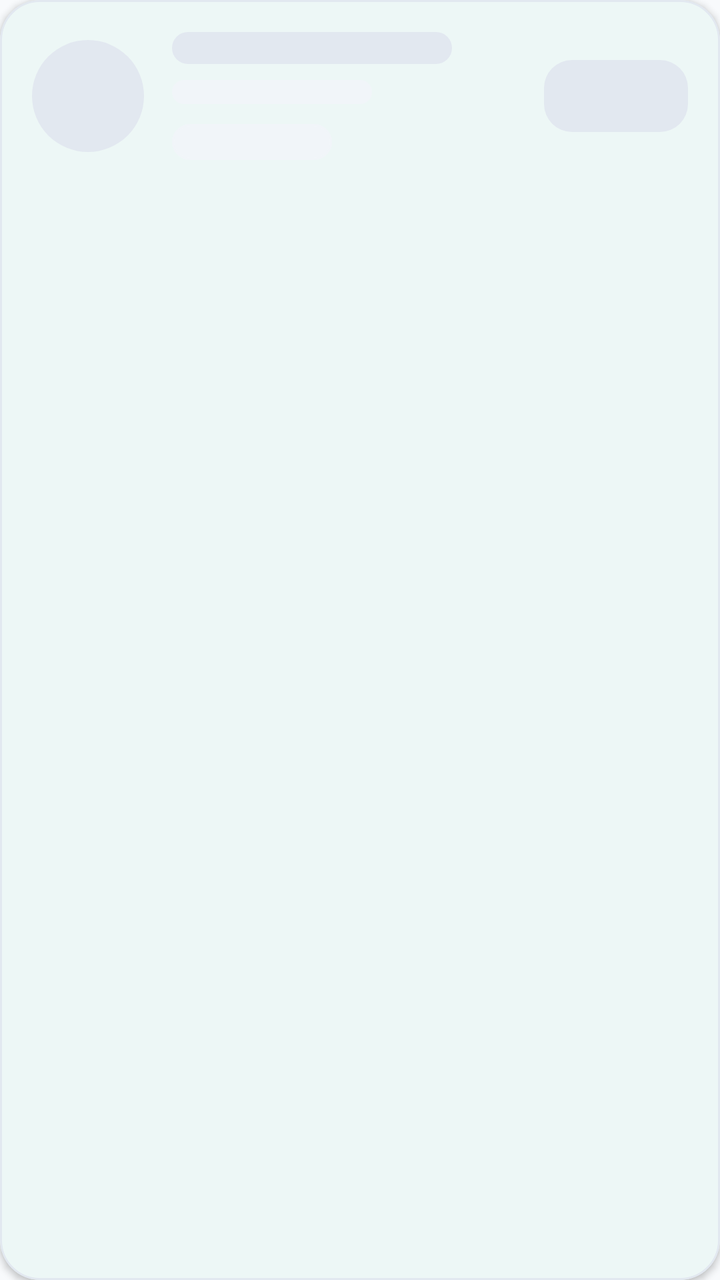
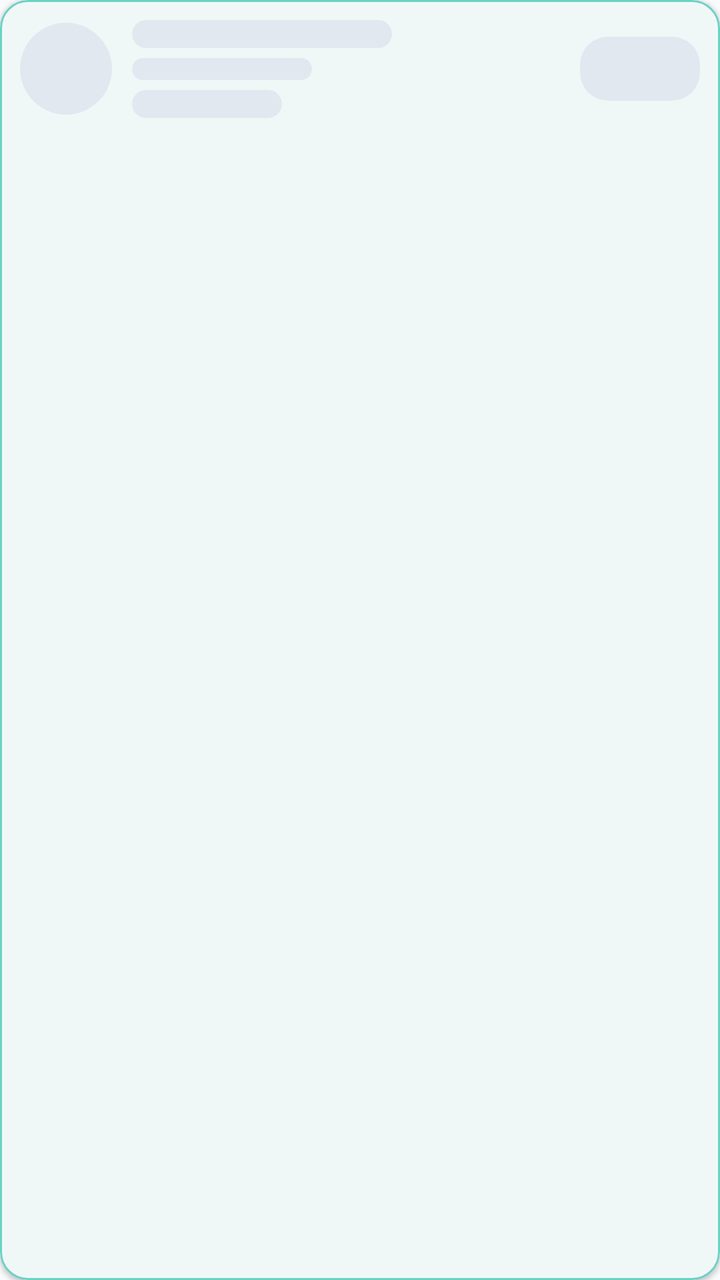

Two renders of the same Android screen: before a commit and after it. Below are the layout's source before the change and the commit's diff.
<!-- AndroidManifest.xml: application theme Theme.MedicalClinic -->
<!-- res/layout/item_shimmer_doctor_card.xml -->
<?xml version="1.0" encoding="utf-8"?>
<com.google.android.material.card.MaterialCardView
    xmlns:android="http://schemas.android.com/apk/res/android"
    xmlns:app="http://schemas.android.com/apk/res-auto"
    android:layout_width="match_parent"
    android:layout_height="wrap_content"
    android:layout_marginTop="8dp"
    android:layout_marginBottom="10dp"
    app:cardCornerRadius="20dp"
    app:cardElevation="2dp"
    app:strokeWidth="1dp"
    app:strokeColor="#E2E8F0"
    app:cardBackgroundColor="#FFFFFF">

    <LinearLayout
        android:layout_width="match_parent"
        android:layout_height="wrap_content"
        android:orientation="horizontal"
        android:gravity="center_vertical"
        android:padding="16dp">

        
        <View
            android:layout_width="56dp"
            android:layout_height="56dp"
            android:background="@drawable/bg_circle_primary"
            android:backgroundTint="#E2E8F0" />

        
        <LinearLayout
            android:layout_width="0dp"
            android:layout_height="wrap_content"
            android:layout_weight="1"
            android:orientation="vertical"
            android:paddingStart="14dp"
            android:paddingEnd="14dp">

            
            <View
                android:layout_width="140dp"
                android:layout_height="16dp"
                android:background="@drawable/bg_tab_pill_active"
                android:backgroundTint="#E2E8F0" />

            
            <View
                android:layout_width="100dp"
                android:layout_height="12dp"
                android:layout_marginTop="8dp"
                android:background="@drawable/bg_tab_pill_active"
                android:backgroundTint="#F1F5F9" />

            
            <View
                android:layout_width="80dp"
                android:layout_height="18dp"
                android:layout_marginTop="10dp"
                android:background="@drawable/bg_pill_queue_number"
                android:backgroundTint="#F1F5F9" />
        </LinearLayout>

        
        <View
            android:layout_width="72dp"
            android:layout_height="36dp"
            android:background="@drawable/bg_btn_book_teal"
            android:backgroundTint="#E2E8F0" />
    </LinearLayout>
</com.google.android.material.card.MaterialCardView>
<!-- resources referenced by this layout -->
<resources>
  <!-- drawable bg_btn_book_teal (drawable) -->
  <?xml version="1.0" encoding="utf-8"?>
  <shape xmlns:android="http://schemas.android.com/apk/res/android"
      android:shape="rectangle">
      <corners android:radius="14dp" />
      <gradient
          android:type="linear"
          android:angle="45"
          android:startColor="#0D9488"
          android:endColor="#0F766E" />
  </shape>
  <!-- drawable bg_circle_primary (drawable) -->
  <?xml version="1.0" encoding="utf-8"?>
  <shape xmlns:android="http://schemas.android.com/apk/res/android"
      android:shape="oval">
      <gradient
          android:type="linear"
          android:angle="135"
          android:startColor="#0EA5E9"
          android:endColor="#3B82F6" />
  </shape>
  <!-- drawable bg_pill_queue_number (drawable) -->
  <?xml version="1.0" encoding="utf-8"?>
  <shape xmlns:android="http://schemas.android.com/apk/res/android"
      android:shape="rectangle">
      <corners android:radius="14dp" />
      <solid android:color="#F0FDF4" />
      <stroke
          android:width="1dp"
          android:color="#BBF7D0" />
  </shape>
  <!-- drawable bg_tab_pill_active (drawable) -->
  <?xml version="1.0" encoding="utf-8"?>
  <shape xmlns:android="http://schemas.android.com/apk/res/android"
      android:shape="rectangle">
      <gradient
          android:type="linear"
          android:angle="135"
          android:startColor="@color/brand_primary"
          android:endColor="@color/brand_accent" />
      <corners android:radius="100dp" />
  </shape>
  <color name="brand_primary">#0D9488</color>
  <color name="brand_accent">#0284C7</color>
  <color name="brand_primary_soft">#E6FBF9</color>
  <color name="brand_primary_dark">#0F766E</color>
  <color name="brand_secondary">#10B981</color>
  <color name="brand_secondary_soft">#ECFDF5</color>
  <color name="brand_secondary_dark">#059669</color>
  <color name="brand_danger">#EF4444</color>
  <color name="surface_dark">#F8FAFC</color>
  <color name="on_surface_dark">#0F172A</color>
  <color name="surface_dark_elevated">#FFFFFF</color>
  <color name="surface_deep">#F1F5F9</color>
  <color name="on_surface_dark_secondary">#334155</color>
  <color name="divider">#E2E8F0</color>
  <style name="Animation.MedicalClinic.Activity" parent="@android:style/Animation.Activity">
          <item name="android:activityOpenEnterAnimation">@anim/activity_enter</item>
          <item name="android:activityOpenExitAnimation">@anim/activity_exit</item>
          <item name="android:activityCloseEnterAnimation">@anim/activity_pop_enter</item>
          <item name="android:activityCloseExitAnimation">@anim/activity_pop_exit</item>
      </style>
  <!-- unchanged entries left out for length: 1 -->
</resources>

<!-- the commit's change to res/layout/item_shimmer_doctor_card.xml (unified diff, before → after) -->
@@ -4,27 +4,27 @@
     xmlns:app="http://schemas.android.com/apk/res-auto"
     android:layout_width="match_parent"
     android:layout_height="wrap_content"
-    android:layout_marginTop="8dp"
-    android:layout_marginBottom="10dp"
-    app:cardCornerRadius="20dp"
-    app:cardElevation="2dp"
+    android:layout_marginTop="3dp"
+    android:layout_marginBottom="4dp"
+    app:cardCornerRadius="14dp"
+    app:cardElevation="1.5dp"
     app:strokeWidth="1dp"
-    app:strokeColor="#E2E8F0"
-    app:cardBackgroundColor="#FFFFFF">
+    app:strokeColor="@color/brand_stroke_alpha"
+    app:cardBackgroundColor="@color/surface_dark_elevated">
 
     <LinearLayout
         android:layout_width="match_parent"
         android:layout_height="wrap_content"
         android:orientation="horizontal"
         android:gravity="center_vertical"
-        android:padding="16dp">
+        android:padding="10dp">
 
         
         <View
-            android:layout_width="56dp"
-            android:layout_height="56dp"
+            android:layout_width="46dp"
+            android:layout_height="46dp"
             android:background="@drawable/bg_circle_primary"
-            android:backgroundTint="#E2E8F0" />
+            android:backgroundTint="@color/shimmer_element" />
 
         
         <LinearLayout
@@ -32,38 +32,38 @@
             android:layout_height="wrap_content"
             android:layout_weight="1"
             android:orientation="vertical"
-            android:paddingStart="14dp"
-            android:paddingEnd="14dp">
+            android:paddingStart="10dp"
+            android:paddingEnd="8dp">
 
             
             <View
-                android:layout_width="140dp"
-                android:layout_height="16dp"
+                android:layout_width="130dp"
+                android:layout_height="14dp"
                 android:background="@drawable/bg_tab_pill_active"
-                android:backgroundTint="#E2E8F0" />
+                android:backgroundTint="@color/shimmer_element" />
 
             
             <View
-                android:layout_width="100dp"
-                android:layout_height="12dp"
-                android:layout_marginTop="8dp"
+                android:layout_width="90dp"
+                android:layout_height="11dp"
+                android:layout_marginTop="5dp"
                 android:background="@drawable/bg_tab_pill_active"
-                android:backgroundTint="#F1F5F9" />
+                android:backgroundTint="@color/shimmer_element" />
 
             
             <View
-                android:layout_width="80dp"
-                android:layout_height="18dp"
-                android:layout_marginTop="10dp"
+                android:layout_width="75dp"
+                android:layout_height="14dp"
+                android:layout_marginTop="5dp"
                 android:background="@drawable/bg_pill_queue_number"
-                android:backgroundTint="#F1F5F9" />
+                android:backgroundTint="@color/shimmer_element" />
         </LinearLayout>
 
         
         <View
-            android:layout_width="72dp"
-            android:layout_height="36dp"
+            android:layout_width="60dp"
+            android:layout_height="32dp"
             android:background="@drawable/bg_btn_book_teal"
-            android:backgroundTint="#E2E8F0" />
+            android:backgroundTint="@color/shimmer_element" />
     </LinearLayout>
 </com.google.android.material.card.MaterialCardView>
<!-- resource entries referenced after the edit -->
@@ -1,5 +1,7 @@
 <!-- resources referenced by this layout -->
 <resources>
+  <color name="brand_stroke_alpha">#9914B8A6</color>
+  <color name="shimmer_element">#E2E8F0</color>
   <!-- drawable bg_btn_book_teal (drawable) -->
   <?xml version="1.0" encoding="utf-8"?>
   <shape xmlns:android="http://schemas.android.com/apk/res/android"
